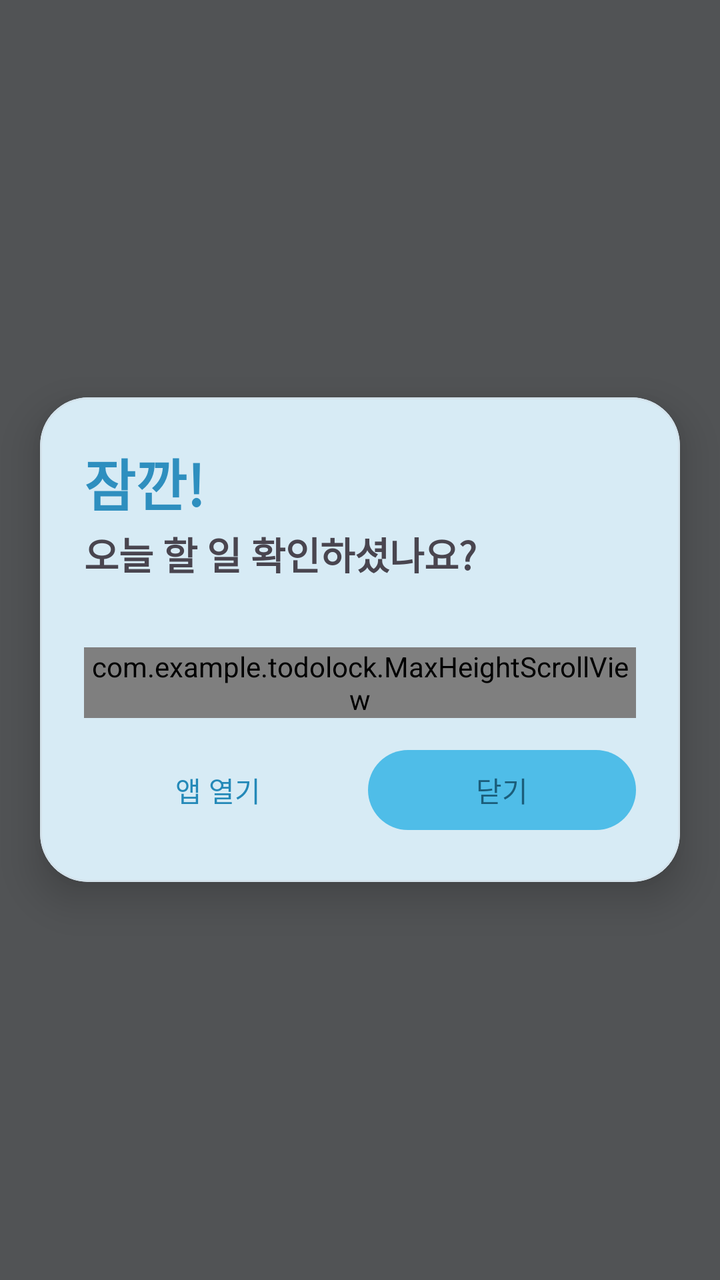
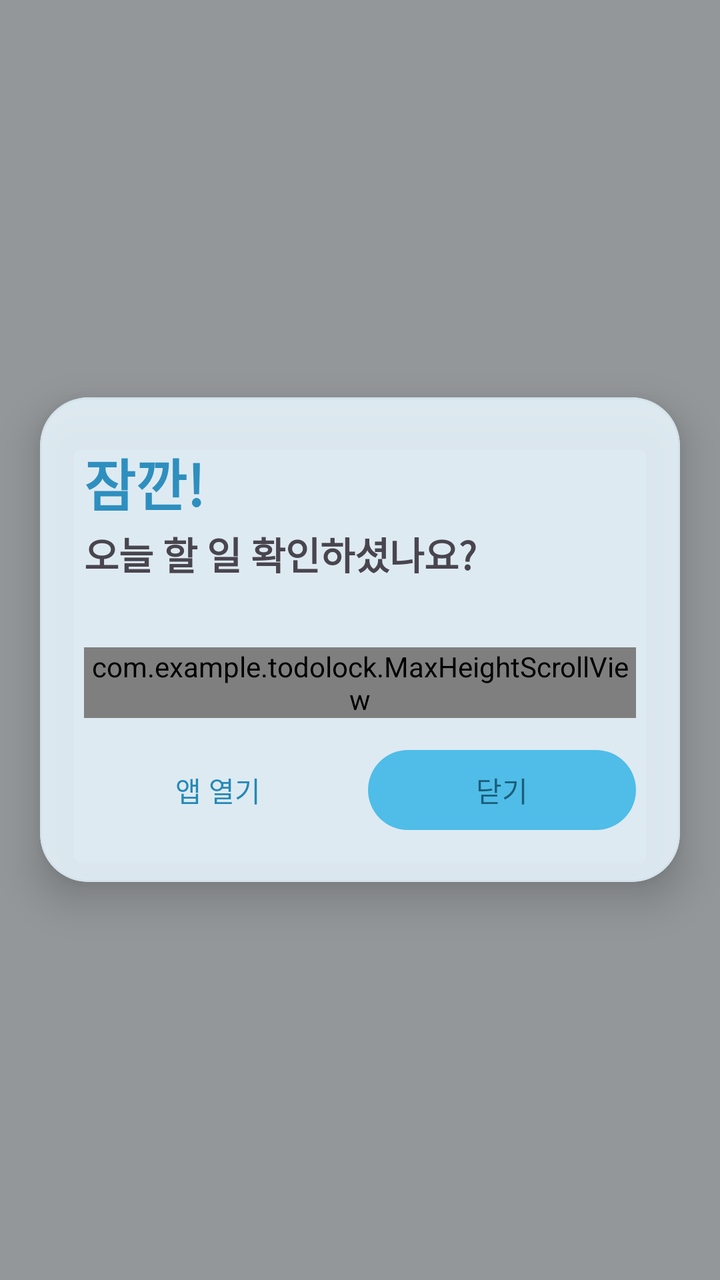

Screens rendered from an Android XML layout before and after an edit, with the pre-edit source and the edit as a unified diff.
<!-- AndroidManifest.xml: application theme Theme.TodoLock -->
<!-- res/layout/activity_popup.xml -->
<?xml version="1.0" encoding="utf-8"?>
<FrameLayout xmlns:android="http://schemas.android.com/apk/res/android"
    xmlns:app="http://schemas.android.com/apk/res-auto"
    android:layout_width="match_parent"
    android:layout_height="match_parent">

    <View
        android:id="@+id/scrim"
        android:layout_width="match_parent"
        android:layout_height="match_parent"
        android:background="#AA000000" />

    <com.google.android.material.card.MaterialCardView
        android:layout_width="match_parent"
        android:layout_height="wrap_content"
        android:layout_gravity="center"
        android:layout_marginStart="20dp"
        android:layout_marginEnd="20dp"
        android:layout_marginTop="48dp"
        android:layout_marginBottom="48dp"
        app:cardCornerRadius="24dp"
        app:cardElevation="12dp"
        app:rippleColor="@android:color/transparent"
        android:clickable="true"
        android:focusable="false">

        <LinearLayout
            android:layout_width="match_parent"
            android:layout_height="wrap_content"
            android:orientation="vertical"
            android:padding="22dp">

            <TextView
                android:layout_width="match_parent"
                android:layout_height="wrap_content"
                android:text="잠깐!"
                android:textSize="28sp"
                android:textStyle="bold"
                android:textColor="@color/sky_heading" />

            <TextView
                android:layout_width="match_parent"
                android:layout_height="wrap_content"
                android:layout_marginTop="1dp"
                android:text="오늘 할 일 확인하셨나요?"
                android:textSize="19sp"
                android:textStyle="bold" />

            <TextView
                android:id="@+id/tvCount"
                android:layout_width="match_parent"
                android:layout_height="wrap_content"
                android:layout_marginTop="2dp"
                android:textSize="14sp"
                android:alpha="0.6" />

            
            <com.example.todolock.MaxHeightScrollView
                android:layout_width="match_parent"
                android:layout_height="wrap_content"
                android:layout_marginTop="12dp"
                android:scrollbars="vertical"
                android:fadeScrollbars="false">

                <LinearLayout
                    android:id="@+id/container"
                    android:layout_width="match_parent"
                    android:layout_height="wrap_content"
                    android:orientation="vertical" />
            </com.example.todolock.MaxHeightScrollView>

            <LinearLayout
                android:layout_width="match_parent"
                android:layout_height="wrap_content"
                android:orientation="horizontal"
                android:layout_marginTop="12dp">

                <com.google.android.material.button.MaterialButton
                    android:id="@+id/btnOpenApp"
                    style="@style/Widget.Material3.Button.TextButton"
                    android:layout_width="0dp"
                    android:layout_height="wrap_content"
                    android:layout_weight="1"
                    android:text="앱 열기" />

                <com.google.android.material.button.MaterialButton
                    android:id="@+id/btnClose"
                    style="@style/Widget.TodoLock.Button.Sky"
                    android:layout_width="0dp"
                    android:layout_height="wrap_content"
                    android:layout_weight="1"
                    android:layout_marginStart="8dp"
                    android:text="닫기" />
            </LinearLayout>
        </LinearLayout>
    </com.google.android.material.card.MaterialCardView>
</FrameLayout>
<!-- resources referenced by this layout -->
<resources>
  <color name="sky_heading">#2E8FBF</color>
  <style name="Widget.TodoLock.Button.Sky" parent="Widget.Material3.Button">
          <item name="backgroundTint">@color/sky_bright</item>
          <item name="android:textColor">@color/on_sky_bright</item>
          <item name="iconTint">@color/on_sky_bright</item>
          <item name="rippleColor">@color/on_sky_bright</item>
      </style>
  <color name="sky_bright">#4FBDE8</color>
  <color name="on_sky_bright">#1B5D7A</color>
  <color name="md_primary">#2489B8</color>
  <color name="md_on_primary">#FFFFFF</color>
  <color name="md_primary_container">#DCF2FE</color>
  <color name="md_on_primary_container">#1B5673</color>
  <color name="md_secondary">#4E616D</color>
  <color name="md_on_secondary">#FFFFFF</color>
  <color name="md_secondary_container">#D1E5F4</color>
  <color name="md_on_secondary_container">#0A1E28</color>
  <color name="md_tertiary">#5F5B7D</color>
  <color name="md_on_tertiary">#FFFFFF</color>
  <color name="md_tertiary_container">#E5DEFF</color>
  <color name="md_on_tertiary_container">#1B1736</color>
  <color name="md_error">#BA1A1A</color>
  <color name="md_on_error">#FFFFFF</color>
  <color name="md_error_container">#FFDAD6</color>
  <color name="md_on_error_container">#410002</color>
  <color name="md_background">#F4FBFF</color>
  <color name="md_on_background">#2C3A42</color>
  <color name="md_surface">#F4FBFF</color>
  <color name="md_on_surface">#2C3A42</color>
  <color name="md_surface_variant">#E3EEF5</color>
  <color name="md_on_surface_variant">#5A6B75</color>
  <color name="md_outline">#9BB0BC</color>
  <color name="md_outline_variant">#D3E2EB</color>
  <color name="md_inverse_surface">#2E3133</color>
  <color name="md_inverse_on_surface">#EFF1F3</color>
  <color name="md_inverse_primary">#83CFFF</color>
  <color name="md_surface_dim">#DDEBF4</color>
  <color name="md_surface_bright">#FBFDFF</color>
  <color name="md_surface_container_lowest">#FFFFFF</color>
  <color name="md_surface_container_low">#F9FCFF</color>
  <color name="md_surface_container">#EFF8FE</color>
  <color name="md_surface_container_high">#E7F4FD</color>
  <color name="md_surface_container_highest">#DEEFFB</color>
</resources>

<!-- the commit's change to res/layout/activity_popup.xml (unified diff, before → after) -->
@@ -4,11 +4,12 @@
     android:layout_width="match_parent"
     android:layout_height="match_parent">
 
+    
     <View
         android:id="@+id/scrim"
         android:layout_width="match_parent"
         android:layout_height="match_parent"
-        android:background="#AA000000" />
+        android:background="#66000000" />
 
     <com.google.android.material.card.MaterialCardView
         android:layout_width="match_parent"
@@ -20,6 +21,7 @@
         android:layout_marginBottom="48dp"
         app:cardCornerRadius="24dp"
         app:cardElevation="12dp"
+        app:cardBackgroundColor="@color/popup_card_bg"
         app:rippleColor="@android:color/transparent"
         android:clickable="true"
         android:focusable="false">
@@ -59,6 +61,7 @@
                 android:layout_width="match_parent"
                 android:layout_height="wrap_content"
                 android:layout_marginTop="12dp"
+                android:clipToPadding="false"
                 android:scrollbars="vertical"
                 android:fadeScrollbars="false">
 
<!-- resource entries referenced after the edit -->
@@ -1,5 +1,6 @@
 <!-- resources referenced by this layout -->
 <resources>
+  <color name="popup_card_bg">#E0EAF6FE</color>
   <color name="sky_heading">#2E8FBF</color>
   <style name="Widget.TodoLock.Button.Sky" parent="Widget.Material3.Button">
           <item name="backgroundTint">@color/sky_bright</item>
